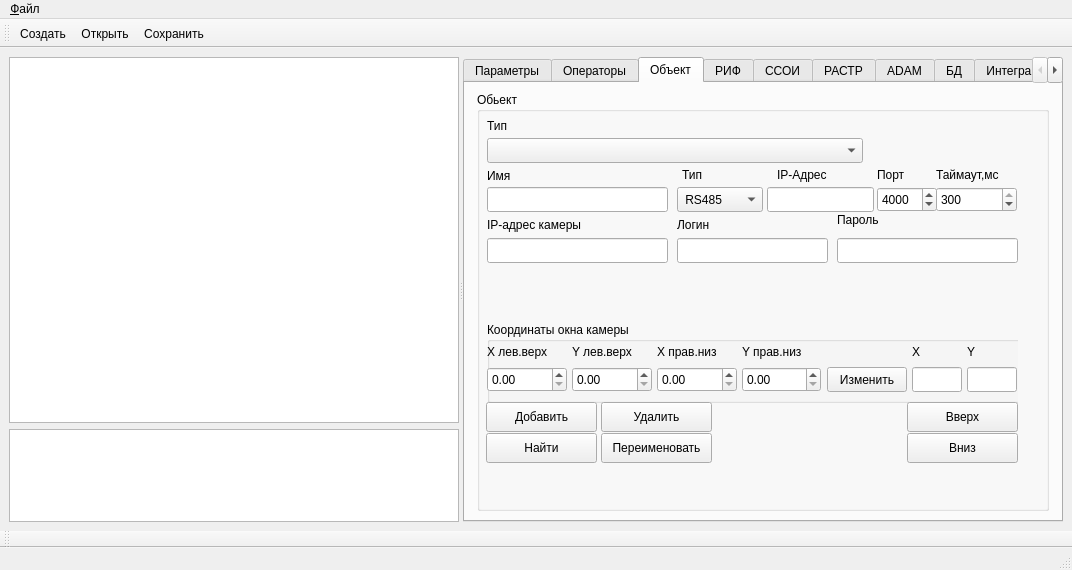
Old version of the form m_cfg/MainWindowCFG.ui in the repository xXRadioHeadXx/start7.
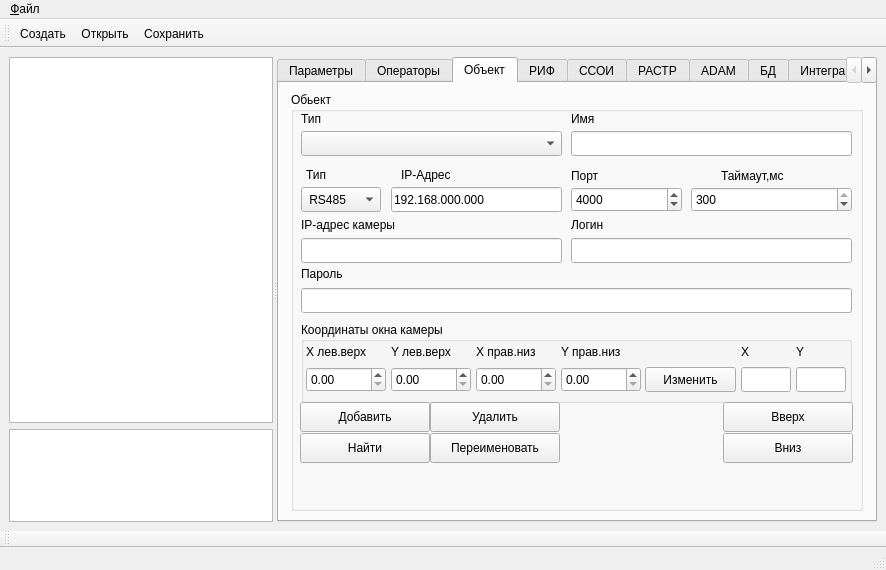
New version of the form. The open tabs and pages were chosen to show the change. Icons and pictures are not drawn. Custom widgets are drawn as their Qt base class.

```diff
--- a/m_cfg/MainWindowCFG.ui
+++ b/m_cfg/MainWindowCFG.ui
@@ -6,7 +6,7 @@
    <rect>
     <x>0</x>
     <y>0</y>
-    <width>1072</width>
+    <width>886</width>
     <height>570</height>
    </rect>
   </property>
@@ -18,7 +18,7 @@
   </property>
   <property name="minimumSize">
    <size>
-    <width>600</width>
+    <width>655</width>
     <height>570</height>
    </size>
   </property>
@@ -521,7 +521,7 @@
             <property name="geometry">
              <rect>
               <x>10</x>
-              <y>27</y>
+              <y>20</y>
               <width>47</width>
               <height>13</height>
              </rect>
@@ -534,8 +534,8 @@
             <property name="geometry">
              <rect>
               <x>10</x>
-              <y>46</y>
-              <width>376</width>
+              <y>39</y>
+              <width>261</width>
               <height>25</height>
              </rect>
             </property>
@@ -543,8 +543,8 @@
            <widget class="QLabel" name="label_4">
             <property name="geometry">
              <rect>
-              <x>10</x>
-              <y>77</y>
+              <x>280</x>
+              <y>20</y>
               <width>47</width>
               <height>13</height>
              </rect>
@@ -556,9 +556,9 @@
            <widget class="QLineEdit" name="uName_lineedit">
             <property name="geometry">
              <rect>
-              <x>10</x>
-              <y>95</y>
-              <width>181</width>
+              <x>280</x>
+              <y>39</y>
+              <width>281</width>
               <height>25</height>
              </rect>
             </property>
@@ -568,7 +568,7 @@
              <rect>
               <x>0</x>
               <y>120</y>
-              <width>541</width>
+              <width>561</width>
               <height>101</height>
              </rect>
             </property>
@@ -710,10 +710,10 @@
              <widget class="QLabel" name="label_90">
               <property name="geometry">
                <rect>
-                <x>360</x>
-                <y>0</y>
+                <x>10</x>
+                <y>50</y>
                 <width>131</width>
-                <height>16</height>
+                <height>24</height>
                </rect>
               </property>
               <property name="text">
@@ -723,7 +723,7 @@
              <widget class="QLabel" name="label_91">
               <property name="geometry">
                <rect>
-                <x>200</x>
+                <x>280</x>
                 <y>0</y>
                 <width>141</width>
                 <height>25</height>
@@ -736,9 +736,9 @@
              <widget class="QLineEdit" name="ONVIF_lineEdit__password">
               <property name="geometry">
                <rect>
-                <x>360</x>
-                <y>26</y>
-                <width>181</width>
+                <x>10</x>
+                <y>76</y>
+                <width>551</width>
                 <height>25</height>
                </rect>
               </property>
@@ -746,9 +746,9 @@
              <widget class="QLineEdit" name="ONVIF_lineEdit__login">
               <property name="geometry">
                <rect>
-                <x>200</x>
+                <x>280</x>
                 <y>26</y>
-                <width>151</width>
+                <width>281</width>
                 <height>25</height>
                </rect>
               </property>
@@ -758,7 +758,7 @@
                <rect>
                 <x>10</x>
                 <y>26</y>
-                <width>181</width>
+                <width>261</width>
                 <height>25</height>
                </rect>
               </property>
@@ -1730,9 +1730,9 @@
            <widget class="QWidget" name="UDP_RS485_Widget" native="true">
             <property name="geometry">
              <rect>
-              <x>200</x>
+              <x>10</x>
               <y>65</y>
-              <width>341</width>
+              <width>551</width>
               <height>60</height>
              </rect>
             </property>
@@ -1750,16 +1750,16 @@
             </property>
             <property name="maximumSize">
              <size>
-              <width>500</width>
+              <width>999</width>
               <height>71</height>
              </size>
             </property>
             <widget class="QStackedWidget" name="UDP_RS485_stacked">
              <property name="geometry">
               <rect>
-               <x>200</x>
-               <y>0</y>
-               <width>141</width>
+               <x>270</x>
+               <y>6</y>
+               <width>281</width>
                <height>61</height>
               </rect>
              </property>
@@ -1771,7 +1771,7 @@
                <property name="geometry">
                 <rect>
                  <x>0</x>
-                 <y>10</y>
+                 <y>5</y>
                  <width>47</width>
                  <height>16</height>
                 </rect>
@@ -1783,9 +1783,9 @@
               <widget class="QLabel" name="label_81">
                <property name="geometry">
                 <rect>
-                 <x>59</x>
-                 <y>10</y>
-                 <width>91</width>
+                 <x>150</x>
+                 <y>5</y>
+                 <width>81</width>
                  <height>16</height>
                 </rect>
                </property>
@@ -1797,8 +1797,8 @@
                <property name="geometry">
                 <rect>
                  <x>0</x>
-                 <y>30</y>
-                 <width>60</width>
+                 <y>24</y>
+                 <width>111</width>
                  <height>25</height>
                 </rect>
                </property>
@@ -1815,9 +1815,9 @@
               <widget class="QDoubleSpinBox" name="timeout_doubleSpinBox">
                <property name="geometry">
                 <rect>
-                 <x>59</x>
-                 <y>30</y>
-                 <width>81</width>
+                 <x>120</x>
+                 <y>24</y>
+                 <width>161</width>
                  <height>25</height>
                 </rect>
                </property>
@@ -1875,7 +1875,7 @@
               <rect>
                <x>0</x>
                <y>30</y>
-               <width>86</width>
+               <width>80</width>
                <height>25</height>
               </rect>
              </property>
@@ -1895,7 +1895,7 @@
               <rect>
                <x>90</x>
                <y>30</y>
-               <width>107</width>
+               <width>171</width>
                <height>25</height>
               </rect>
              </property>
@@ -1912,7 +1912,7 @@
               </size>
              </property>
              <property name="text">
-              <string/>
+              <string>192.168.000.000</string>
              </property>
             </widget>
             <widget class="QLabel" name="label_92">
@@ -1952,7 +1952,7 @@
              <rect>
               <x>10</x>
               <y>230</y>
-              <width>531</width>
+              <width>561</width>
               <height>81</height>
              </rect>
             </property>
@@ -2098,7 +2098,7 @@
                <rect>
                 <x>0</x>
                 <y>0</y>
-                <width>536</width>
+                <width>551</width>
                 <height>81</height>
                </rect>
               </property>
@@ -2108,7 +2108,7 @@
               <widget class="QLabel" name="label_62">
                <property name="geometry">
                 <rect>
-                 <x>480</x>
+                 <x>495</x>
                  <y>17</y>
                  <width>16</width>
                  <height>25</height>
@@ -2133,7 +2133,7 @@
               <widget class="QLabel" name="label_40">
                <property name="geometry">
                 <rect>
-                 <x>425</x>
+                 <x>440</x>
                  <y>17</y>
                  <width>16</width>
                  <height>25</height>
@@ -2158,7 +2158,7 @@
               <widget class="QLabel" name="label_38">
                <property name="geometry">
                 <rect>
-                 <x>170</x>
+                 <x>175</x>
                  <y>17</y>
                  <width>91</width>
                  <height>25</height>
@@ -2183,9 +2183,9 @@
               <widget class="QPushButton" name="devline_xy_pushButton">
                <property name="geometry">
                 <rect>
-                 <x>340</x>
+                 <x>344</x>
                  <y>45</y>
-                 <width>80</width>
+                 <width>91</width>
                  <height>25</height>
                 </rect>
                </property>
@@ -2196,7 +2196,7 @@
               <widget class="QLabel" name="label_36">
                <property name="geometry">
                 <rect>
-                 <x>0</x>
+                 <x>5</x>
                  <y>17</y>
                  <width>91</width>
                  <height>25</height>
@@ -2221,7 +2221,7 @@
               <widget class="QLabel" name="label_39">
                <property name="geometry">
                 <rect>
-                 <x>255</x>
+                 <x>260</x>
                  <y>17</y>
                  <width>91</width>
                  <height>25</height>
@@ -2246,7 +2246,7 @@
               <widget class="QLineEdit" name="mouse_Y">
                <property name="geometry">
                 <rect>
-                 <x>480</x>
+                 <x>495</x>
                  <y>45</y>
                  <width>50</width>
                  <height>25</height>
@@ -2271,7 +2271,7 @@
               <widget class="QDoubleSpinBox" name="coordinate_X_doubleSpinBox_2">
                <property name="geometry">
                 <rect>
-                 <x>0</x>
+                 <x>5</x>
                  <y>45</y>
                  <width>80</width>
                  <height>25</height>
@@ -2284,7 +2284,7 @@
               <widget class="QDoubleSpinBox" name="coordinate_X_doubleSpinBox_3">
                <property name="geometry">
                 <rect>
-                 <x>85</x>
+                 <x>90</x>
                  <y>45</y>
                  <width>80</width>
                  <height>25</height>
@@ -2297,7 +2297,7 @@
               <widget class="QLabel" name="label_37">
                <property name="geometry">
                 <rect>
-                 <x>85</x>
+                 <x>90</x>
                  <y>17</y>
                  <width>91</width>
                  <height>25</height>
@@ -2322,9 +2322,9 @@
               <widget class="QDoubleSpinBox" name="coordinate_X_doubleSpinBox_5">
                <property name="geometry">
                 <rect>
-                 <x>255</x>
+                 <x>260</x>
                  <y>45</y>
-                 <width>79</width>
+                 <width>80</width>
                  <height>25</height>
                 </rect>
                </property>
@@ -2335,7 +2335,7 @@
               <widget class="QDoubleSpinBox" name="coordinate_X_doubleSpinBox_4">
                <property name="geometry">
                 <rect>
-                 <x>170</x>
+                 <x>175</x>
                  <y>45</y>
                  <width>80</width>
                  <height>25</height>
@@ -2348,7 +2348,7 @@
               <widget class="QLineEdit" name="mouse_X">
                <property name="geometry">
                 <rect>
-                 <x>425</x>
+                 <x>440</x>
                  <y>45</y>
                  <width>50</width>
                  <height>25</height>
@@ -2379,7 +2379,7 @@
              <rect>
               <x>0</x>
               <y>310</y>
-              <width>551</width>
+              <width>571</width>
               <height>71</height>
              </rect>
             </property>
@@ -2392,9 +2392,9 @@
             <widget class="QPushButton" name="pushButton_2">
              <property name="geometry">
               <rect>
-               <x>124</x>
+               <x>139</x>
                <y>0</y>
-               <width>111</width>
+               <width>130</width>
                <height>30</height>
               </rect>
              </property>
@@ -2423,9 +2423,9 @@
             <widget class="QPushButton" name="pushButton_moveUp">
              <property name="geometry">
               <rect>
-               <x>430</x>
+               <x>432</x>
                <y>0</y>
-               <width>111</width>
+               <width>130</width>
                <height>30</height>
               </rect>
              </property>
@@ -2456,7 +2456,7 @@
               <rect>
                <x>9</x>
                <y>31</y>
-               <width>111</width>
+               <width>130</width>
                <height>30</height>
               </rect>
              </property>
@@ -2485,9 +2485,9 @@
             <widget class="QPushButton" name="pushButton_4">
              <property name="geometry">
               <rect>
-               <x>124</x>
+               <x>139</x>
                <y>31</y>
-               <width>111</width>
+               <width>130</width>
                <height>30</height>
               </rect>
              </property>
@@ -2516,9 +2516,9 @@
             <widget class="QPushButton" name="pushButton_moveDown">
              <property name="geometry">
               <rect>
-               <x>430</x>
+               <x>432</x>
                <y>31</y>
-               <width>111</width>
+               <width>130</width>
                <height>30</height>
               </rect>
              </property>
@@ -2549,7 +2549,7 @@
               <rect>
                <x>9</x>
                <y>0</y>
-               <width>111</width>
+               <width>130</width>
                <height>30</height>
               </rect>
              </property>
@@ -3342,7 +3342,7 @@
     <rect>
      <x>0</x>
      <y>0</y>
-     <width>1072</width>
+     <width>886</width>
      <height>26</height>
     </rect>
    </property>
```
Left out of the diff: 323 changed lines with no effect on the pictures. Lines whose indentation alone changed are shown as unchanged.
